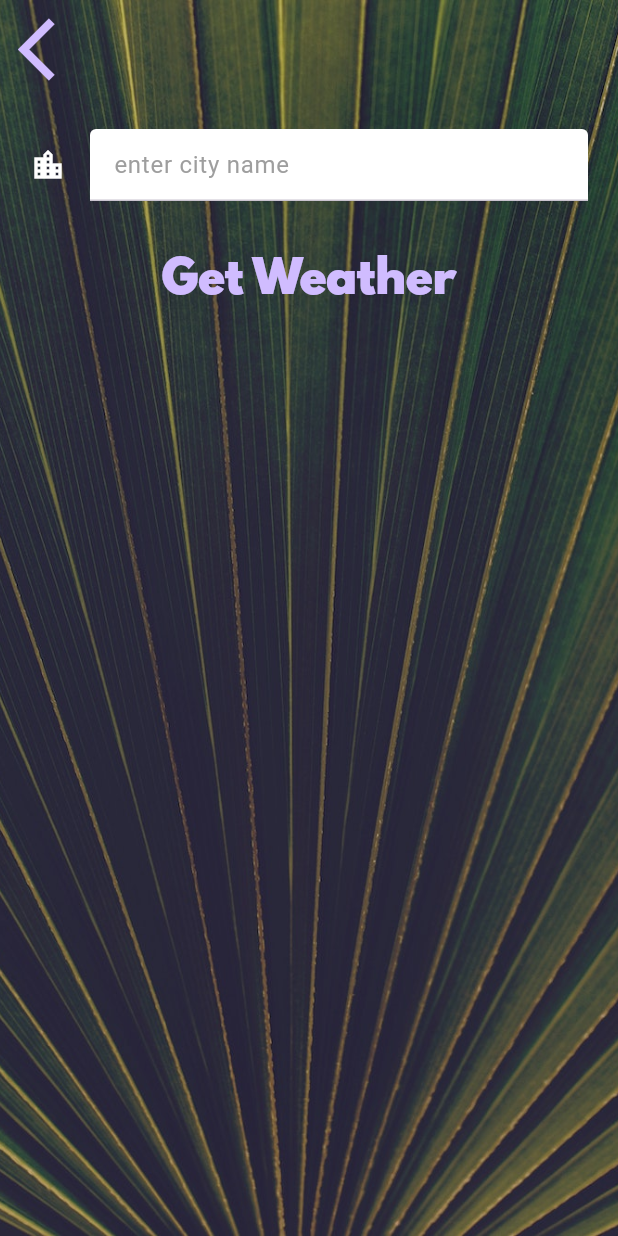
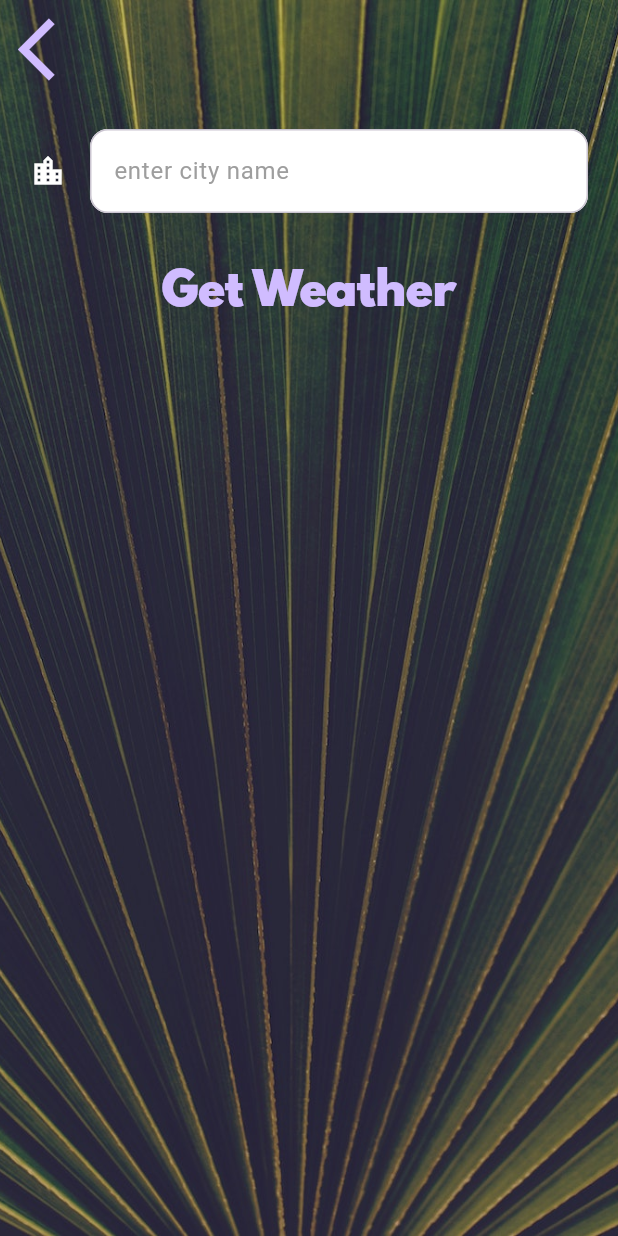
Before and after one commit to benunderdahl/clima, a Flutter app: the CityScreen screen opened directly, on a phone screen of 412 x 824 dp. Run offline on Flutter 3.47's test engine with Material 3 defaults, Android fonts, the phone set to English and light mode, and no system bars; our stand-ins replace flutter_dotenv, flutter_spinkit, geolocator.

Commit message:
refactored input field decoration

```diff
--- a/lib/screens/city_screen.dart
+++ b/lib/screens/city_screen.dart
@@ -34,18 +34,12 @@ class _CityScreenState extends State<CityScreen> {
               Container(
                 padding: EdgeInsets.all(20.0),
                 child: TextField(
-                  decoration: InputDecoration(
-                    filled: true,
-                    fillColor: Colors.white,
-                    icon: Icon(Icons.location_city),
-                    iconColor: Colors.white,
-                    hintText: "enter city name",
-                    hintStyle: TextStyle(
-                      color: Colors.grey
-                    ),
+                  style: TextStyle(
+                    color: Colors.black,
+                  ),
+                  decoration: kInputField
                   ),
                 ),
-              ),
               TextButton(
                 onPressed: () {},
                 child: Text(
--- a/lib/util/constants.dart
+++ b/lib/util/constants.dart
@@ -18,3 +18,20 @@ const kButtonTextStyle = TextStyle(
 const kConditionTextStyle = TextStyle(
   fontSize: 100.0,
 );
+
+
+const kInputField = InputDecoration(
+                    filled: true,
+                    fillColor: Colors.white,
+                    icon: Icon(Icons.location_city),
+                    iconColor: Colors.white,
+                    hintText: "enter city name",
+                    hintStyle: TextStyle(
+                      color: Colors.grey
+                    ),
+                  border: OutlineInputBorder(
+                    borderRadius: BorderRadius.all(
+                      Radius.circular(12)
+                    ),
+                    ),
+                  );
```
